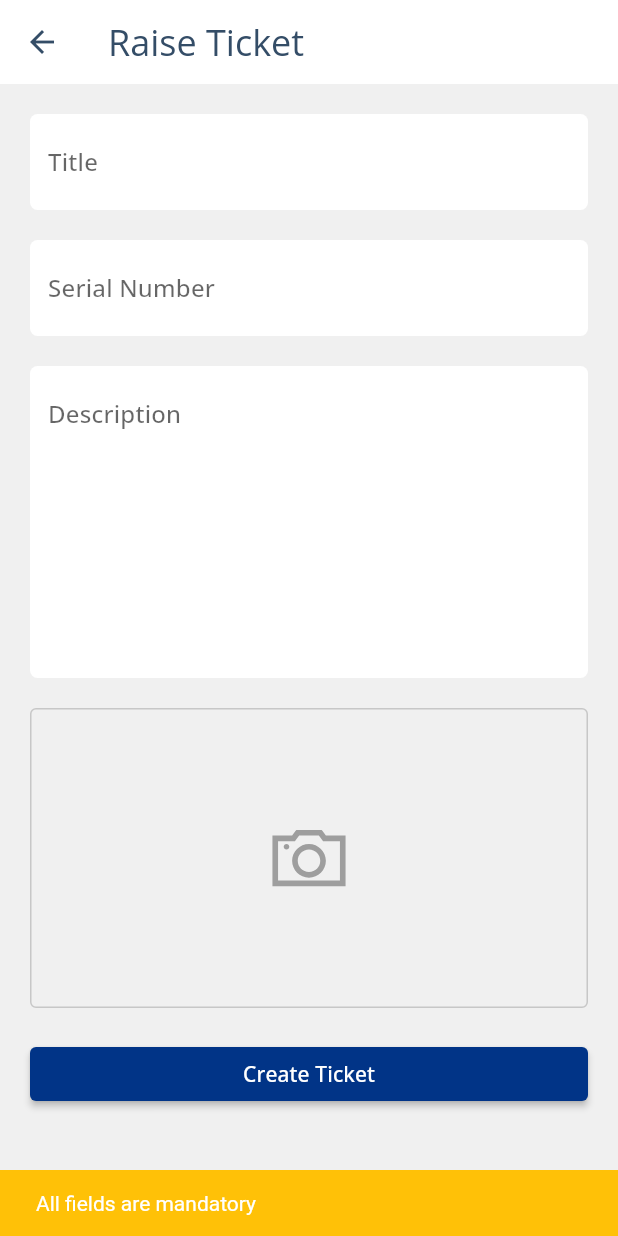
After one commit to IamAKX/sudarshan_saur_customer, a Flutter app: the CreateTicket screen opened by its route, after a tap on "Create Ticket", on a phone screen of 412 x 824 dp. The commit adds this screen. Run offline on Flutter 3.47's test engine with Material 3 defaults, Android fonts, the phone set to English and light mode, and no system bars; our stand-ins replace awesome_dialog, cached_network_image, dio, dropdown_button2, firebase_core, firebase_storage and 14 more; missing offline and left inert: easy_autocomplete, flutter_file_downloader, open_file_plus; accounts and stored records are empty; network calls fail.

Commit message:
create ticket

```diff
--- a/lib/screens/profile/edit_name.dart
+++ b/lib/screens/profile/edit_name.dart
@@ -61,7 +61,7 @@ class _EditNameState extends State<EditName> {
         ),
         verticalGap(defaultPadding),
         InputFieldLight(
-            hint: 'Phone Number',
+            hint: 'Full Name',
             controller: _nameCtrl,
             keyboardType: TextInputType.name,
             obscure: false,
--- a/lib/screens/profile/profile_screen.dart
+++ b/lib/screens/profile/profile_screen.dart
@@ -6,6 +6,7 @@ import 'package:line_awesome_flutter/line_awesome_flutter.dart';
 import 'package:provider/provider.dart';
 import 'package:saur_customer/screens/profile/change_password.dart';
 import 'package:saur_customer/screens/profile/edit_profile.dart';
+import 'package:saur_customer/screens/ticket/create_ticket.dart';
 import 'package:saur_customer/screens/user_onboarding/login_screen.dart';
 import 'package:saur_customer/utils/colors.dart';
 import 'package:saur_customer/utils/theme.dart';
@@ -156,6 +157,23 @@ class _ProfileScreenState extends State<ProfileScreen> {
                 endIndent: defaultPadding,
                 indent: defaultPadding * 3,
               ),
+              ListTile(
+                tileColor: Colors.white,
+                leading: const Icon(
+                  LineAwesomeIcons.headset,
+                ),
+                title: const Text('Raise Ticket'),
+                trailing: const Icon(Icons.chevron_right),
+                onTap: () {
+                  Navigator.pushNamed(context, CreateTicket.routePath);
+                },
+              ),
+              const Divider(
+                height: 0,
+                color: dividerColor,
+                endIndent: defaultPadding,
+                indent: defaultPadding * 3,
+              ),
               // ListTile(
               //   tileColor: Colors.white,
               //   leading: const Icon(
--- /dev/null
+++ b/lib/screens/ticket/create_ticket.dart
@@ -0,0 +1,242 @@
+import 'dart:io';
+
+import 'package:flutter/material.dart';
+import 'package:image_picker/image_picker.dart';
+import 'package:line_awesome_flutter/line_awesome_flutter.dart';
+import 'package:provider/provider.dart';
+import 'package:saur_customer/main.dart';
+import 'package:saur_customer/services/snakbar_service.dart';
+import 'package:saur_customer/utils/preference_key.dart';
+import 'package:saur_customer/utils/theme.dart';
+import 'dart:convert';
+
+import '../../models/user_model.dart';
+import '../../services/api_service.dart';
+import '../../utils/colors.dart';
+import '../../widgets/gaps.dart';
+import '../../widgets/input_field_light.dart';
+
+class CreateTicket extends StatefulWidget {
+  const CreateTicket({super.key});
+  static const String routePath = '/createTicketScreen';
+
+  @override
+  State<CreateTicket> createState() => _CreateTicketState();
+}
+
+class _CreateTicketState extends State<CreateTicket> {
+  late ApiProvider _api;
+  UserModel? user;
+
+  final TextEditingController _nameCtrl = TextEditingController();
+  final TextEditingController _descCtrl = TextEditingController();
+  final TextEditingController _serialCtrl = TextEditingController();
+  File? image;
+
+  @override
+  void initState() {
+    super.initState();
+    WidgetsBinding.instance.addPostFrameCallback(
+      (_) => reloadScreen(),
+    );
+  }
+
+  reloadScreen() async {
+    await _api
+        .getCustomerById(prefs.getInt(SharedpreferenceKey.userId) ?? -1)
+        .then((value) {
+      setState(() {
+        user = value;
+      });
+    });
+  }
+
+  @override
+  Widget build(BuildContext context) {
+    SnackBarService.instance.buildContext = context;
+    _api = Provider.of<ApiProvider>(context);
+    return Scaffold(
+      appBar: AppBar(
+        title: Text(
+          'Raise Ticket',
+          style: Theme.of(context).textTheme.headlineSmall,
+        ),
+      ),
+      body: _api.status == ApiStatus.loading
+          ? Center(
+              child: const CircularProgressIndicator(),
+            )
+          : getBody(context),
+    );
+  }
+
+  getBody(BuildContext context) {
+    return ListView(
+      padding: const EdgeInsets.all(defaultPadding),
+      children: [
+        TextField(
+          keyboardType: TextInputType.name,
+          autocorrect: true,
+          controller: _nameCtrl,
+          maxLines: 2,
+          minLines: 1,
+          decoration: InputDecoration(
+            hintText: 'Title',
+            labelText: 'Title',
+            filled: true,
+            fillColor: Colors.white,
+            focusedBorder: OutlineInputBorder(
+              borderRadius: BorderRadius.circular(5),
+              borderSide: const BorderSide(
+                color: primaryColor,
+                width: 1,
+                // style: BorderStyle.none,
+              ),
+            ),
+            border: OutlineInputBorder(
+              borderRadius: BorderRadius.circular(5),
+              borderSide: const BorderSide(
+                width: 0,
+                style: BorderStyle.none,
+              ),
+            ),
+          ),
+        ),
+        verticalGap(defaultPadding),
+        TextField(
+          keyboardType: TextInputType.name,
+          autocorrect: true,
+          controller: _serialCtrl,
+          maxLines: 1,
+          minLines: 1,
+          decoration: InputDecoration(
+            hintText: 'Serial Number',
+            labelText: 'Serial Number',
+            filled: true,
+            fillColor: Colors.white,
+            focusedBorder: OutlineInputBorder(
+              borderRadius: BorderRadius.circular(5),
+              borderSide: const BorderSide(
+                color: primaryColor,
+                width: 1,
+                // style: BorderStyle.none,
+              ),
+            ),
+            border: OutlineInputBorder(
+              borderRadius: BorderRadius.circular(5),
+              borderSide: const BorderSide(
+                width: 0,
+                style: BorderStyle.none,
+              ),
+            ),
+          ),
+        ),
+        verticalGap(defaultPadding),
+        TextField(
+          keyboardType: TextInputType.name,
+          autocorrect: true,
+          controller: _descCtrl,
+          maxLines: 7,
+          decoration: InputDecoration(
+            hintText: 'Description',
+            labelText: 'Description',
+            alignLabelWithHint: true,
+            filled: true,
+            fillColor: Colors.white,
+            focusedBorder: OutlineInputBorder(
+              borderRadius: BorderRadius.circular(5),
+              borderSide: const BorderSide(
+                color: primaryColor,
+                width: 1,
+              ),
+            ),
+            border: OutlineInputBorder(
+              borderRadius: BorderRadius.circular(5),
+              borderSide: const BorderSide(
+                width: 0,
+                style: BorderStyle.none,
+              ),
+            ),
+          ),
+        ),
+        verticalGap(defaultPadding),
+        Container(
+          decoration: BoxDecoration(
+            border: Border.all(
+              color: hintColor.withOpacity(0.5),
+            ),
+            borderRadius: BorderRadius.circular(4),
+          ),
+          alignment: Alignment.center,
+          height: 200,
+          width: double.infinity,
+          child: image != null
+              ? InkWell(
+                  onTap: () {
+                    setState(() {
+                      image = null;
+                    });
+                  },
+                  child: Image.file(
+                    image!,
+                    height: 200,
+                    width: double.infinity,
+                    fit: BoxFit.fitWidth,
+                  ),
+                )
+              : InkWell(
+                  onTap: () async {
+                    final ImagePicker picker = ImagePicker();
+                    final XFile? imagex =
+                        await picker.pickImage(source: ImageSource.camera);
+                    if (imagex != null) {
+                      setState(() {
+                        image = File(imagex.path);
+                      });
+                    }
+                  },
+                  child: const Icon(
+                    LineAwesomeIcons.camera,
+                    size: 60,
+                    color: Colors.grey,
+                  ),
+                ),
+        ),
+        verticalGap(defaultPadding),
+        ElevatedButton(
+          onPressed: () async {
+            if (_nameCtrl.text.isEmpty ||
+                _descCtrl.text.isEmpty ||
+                _serialCtrl.text.isEmpty ||
+                image == null) {
+              SnackBarService.instance
+                  .showSnackBarInfo('All fields are mandatory');
+              return;
+            }
+            List<int> imageBytes = image!.readAsBytesSync();
+            Map<String, dynamic> reqBody = {};
+            reqBody['name'] = _nameCtrl.text;
+            reqBody['serial_no'] = _serialCtrl.text;
+            reqBody['description'] = _descCtrl.text;
+            reqBody['app_userid_c'] = user?.customerId;
+            reqBody['state'] = 'Open';
+            reqBody['type'] = 'Administration';
+            reqBody['assigned_user_id'] = '1';
+            reqBody['attach_photo_c'] = base64Encode(imageBytes);
+
+            await _api.createTicket(reqBody).then((value) {
+              if (value) {
+                SnackBarService.instance.showSnackBarSuccess('Ticket created');
+                Navigator.pop(context);
+              } else {
+                SnackBarService.instance
+                    .showSnackBarError('Error in creating ticket');
+              }
+            });
+          },
+          child: const Text('Create Ticket'),
+        )
+      ],
+    );
+  }
+}
--- a/lib/services/api_service.dart
+++ b/lib/services/api_service.dart
@@ -528,4 +528,39 @@ class ApiProvider extends ChangeNotifier {
     notifyListeners();
     return device;
   }
+
+  Future<bool> createTicket(Map<String, dynamic> map) async {
+    status = ApiStatus.loading;
+    notifyListeners();
+    try {
+      var formData = FormData.fromMap({
+        'pass': 'admin',
+        'url': 'https://icrmondemand.com/sudarshan',
+        'module': 'Cases',
+        'jsonParam': map
+      });
+
+      Response response = await _dio.post(
+        'https://icrmondemand.com/sudarshan/index.php?entryPoint=CreateTicketAPI',
+        data: formData,
+      );
+      if (response.statusCode == 200) {
+        status = ApiStatus.success;
+        notifyListeners();
+        return true;
+      }
+    } on DioException catch (e) {
+      status = ApiStatus.failed;
+
+      notifyListeners();
+    } catch (e) {
+      status = ApiStatus.failed;
+      notifyListeners();
+      SnackBarService.instance.showSnackBarError(e.toString());
+      log(e.toString());
+    }
+    status = ApiStatus.failed;
+    notifyListeners();
+    return false;
+  }
 }
--- a/lib/utils/router.dart
+++ b/lib/utils/router.dart
@@ -13,6 +13,7 @@ import 'package:saur_customer/screens/raise_warranty_request/photo_upload_screen
 import 'package:saur_customer/screens/raise_warranty_request/system_details_screen.dart';
 import 'package:saur_customer/screens/request/new_request.dart';
 import 'package:saur_customer/screens/request/request_detail_screen.dart';
+import 'package:saur_customer/screens/ticket/create_ticket.dart';
 import 'package:saur_customer/screens/user_onboarding/agreement_screen.dart';
 import 'package:saur_customer/screens/user_onboarding/login_screen.dart';
 import 'package:saur_customer/screens/user_onboarding/change_phone_number.dart';
@@ -92,6 +93,10 @@ class NavRoute {
             warrantyRequestModel: settings.arguments as WarrantyRequestModel,
           ),
         );
+      case CreateTicket.routePath:
+        return MaterialPageRoute(
+          builder: (_) => const CreateTicket(),
+        );
       default:
         return errorRoute();
     }
```
Lines whose indentation alone changed are shown as unchanged.
